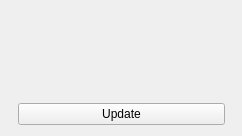
Before: the Qt Designer form Code/Editor/Plugins/EditorAssetImporter/ImporterRootDisplay.ui in o3de/o3de, drawn with Qt 5.
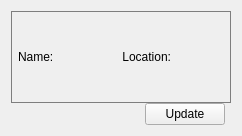
After: the same form once the commit is applied. Custom widgets are drawn as their Qt base class.

Commit message:
Updated file name + path section of scene settings tool (#11150)
* Updated scene settings file header
Labeled path + file name
Showed full path to file, not just relative from project
Elided path
Used updated style on file name + path
Used scene manifest file extension, because this tool edits the scene manifest
Added a frame around this. The frame still needs the color fixed.

* Set border color on frame

What changed in the file:
```diff
--- a/Code/Editor/Plugins/EditorAssetImporter/ImporterRootDisplay.ui
+++ b/Code/Editor/Plugins/EditorAssetImporter/ImporterRootDisplay.ui
@@ -20,36 +20,7 @@
    <property name="spacing">
     <number>0</number>
    </property>
-   <item row="0" column="0">
-    <layout class="QGridLayout" name="headerBrowseLayout">
-     <property name="leftMargin">
-      <number>6</number>
-     </property>
-     <item row="0" column="0">
-      <widget class="QLabel" name="m_filePathText">
-       <property name="sizePolicy">
-        <sizepolicy hsizetype="Preferred" vsizetype="Preferred">
-         <horstretch>0</horstretch>
-         <verstretch>0</verstretch>
-        </sizepolicy>
-       </property>
-       <property name="minimumSize">
-        <size>
-         <width>1</width>
-         <height>0</height>
-        </size>
-       </property>
-       <property name="styleSheet">
-        <string notr="true">#m_filePathText { margin: 2px; color: white; }</string>
-       </property>
-       <property name="alignment">
-        <set>Qt::AlignLeading|Qt::AlignLeft|Qt::AlignVCenter</set>
-       </property>
-      </widget>
-     </item>
-    </layout>
-   </item>
-   <item row="2" column="0">
+   <item row="3" column="0">
     <layout class="QHBoxLayout" name="m_actionControlLayout">
      <property name="rightMargin">
       <number>6</number>
@@ -59,6 +30,12 @@
        <property name="orientation">
         <enum>Qt::Horizontal</enum>
        </property>
+       <property name="sizeHint" stdset="0">
+        <size>
+         <width>0</width>
+         <height>0</height>
+        </size>
+       </property>
       </spacer>
      </item>
      <item>
@@ -73,8 +50,113 @@
    <item row="1" column="0">
     <layout class="QVBoxLayout" name="m_manifestWidgetAreaLayout"/>
    </item>
+   <item row="0" column="0">
+    <widget class="QFrame" name="headerFrame">
+     <property name="styleSheet">
+      <string notr="true">QFrame#headerFrame { border:1px solid rgb(126, 126, 126); }</string>
+     </property>
+     <property name="frameShape">
+      <enum>QFrame::Panel</enum>
+     </property>
+     <property name="frameShadow">
+      <enum>QFrame::Plain</enum>
+     </property>
+     <property name="lineWidth">
+      <number>1</number>
+     </property>
+     <property name="midLineWidth">
+      <number>0</number>
+     </property>
+     <layout class="QGridLayout" name="headerBrowseLayout">
+      <property name="leftMargin">
+       <number>6</number>
+      </property>
+      <item row="0" column="2">
+       <spacer name="PathAndFileSpacer">
+        <property name="orientation">
+         <enum>Qt::Horizontal</enum>
+        </property>
+        <property name="sizeType">
+         <enum>QSizePolicy::Expanding</enum>
+        </property>
+        <property name="sizeHint" stdset="0">
+         <size>
+          <width>40</width>
+          <height>20</height>
+         </size>
+        </property>
+       </spacer>
+      </item>
+      <item row="0" column="4">
+       <widget class="AzQtComponents::ElidingLabel" name="m_fullPathText">
+        <property name="sizePolicy">
+         <sizepolicy hsizetype="Expanding" vsizetype="Fixed">
+          <horstretch>0</horstretch>
+          <verstretch>0</verstretch>
+         </sizepolicy>
+        </property>
+        <property name="text">
+         <string/>
+        </property>
+        <property name="alignment">
+         <set>Qt::AlignRight|Qt::AlignTrailing|Qt::AlignVCenter</set>
+        </property>
+        <property name="margin">
+         <number>-4</number>
+        </property>
+       </widget>
+      </item>
+      <item row="0" column="3">
+       <widget class="QLabel" name="locationLabel">
+        <property name="text">
+         <string>Location:</string>
+        </property>
+        <property name="alignment">
+         <set>Qt::AlignRight|Qt::AlignTrailing|Qt::AlignVCenter</set>
+        </property>
+       </widget>
+      </item>
+      <item row="0" column="1">
+       <widget class="QLabel" name="m_filePathText">
+        <property name="sizePolicy">
+         <sizepolicy hsizetype="Preferred" vsizetype="Preferred">
+          <horstretch>0</horstretch>
+          <verstretch>0</verstretch>
+         </sizepolicy>
+        </property>
+        <property name="minimumSize">
+         <size>
+          <width>1</width>
+          <height>0</height>
+         </size>
+        </property>
+        <property name="styleSheet">
+         <string notr="true">#m_filePathText { margin: 2px; color: white; }</string>
+        </property>
+        <property name="alignment">
+         <set>Qt::AlignLeading|Qt::AlignLeft|Qt::AlignVCenter</set>
+        </property>
+       </widget>
+      </item>
+      <item row="0" column="0">
+       <widget class="QLabel" name="nameLabel">
+        <property name="text">
+         <string>Name:</string>
+        </property>
+       </widget>
+      </item>
+     </layout>
+    </widget>
+   </item>
   </layout>
  </widget>
+ <customwidgets>
+  <customwidget>
+   <class>AzQtComponents::ElidingLabel</class>
+   <extends>QLabel</extends>
+   <header>AzQtComponents/Components/Widgets/ElidingLabel.h</header>
+  </customwidget>
+ </customwidgets>
  <resources/>
  <connections/>
 </ui>
```
The commit also changes 2 other files.
